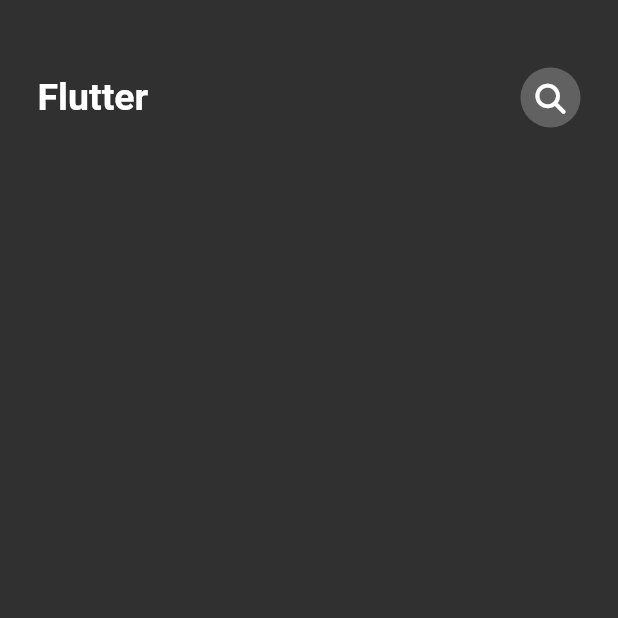
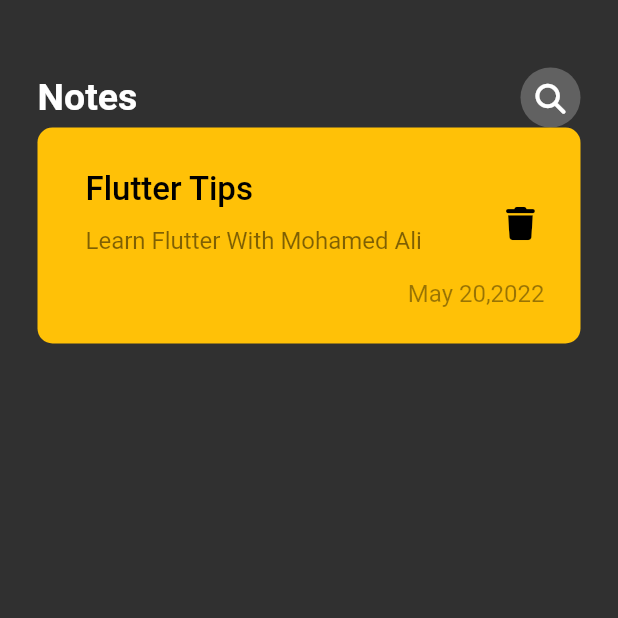
Before and after one commit to Mohamed-Yassien/notes_app, a Flutter app: the screen it shows after launch, on a phone screen of 412 x 824 dp, the top half of it. Run offline on Flutter 3.47's test engine with Material 2 defaults, Android fonts, the phone set to English and light mode, and no system bars; our stand-ins replace font_awesome_flutter.

Commit message:
add custom note item

```diff
--- a/lib/views/notes_view.dart
+++ b/lib/views/notes_view.dart
@@ -1,8 +1,6 @@
 import 'package:flutter/material.dart';
-import 'package:flutter/src/foundation/key.dart';
-import 'package:flutter/src/widgets/framework.dart';
-import 'package:font_awesome_flutter/font_awesome_flutter.dart';
 import 'package:notes_app_with_bloc/widgets/custom_app_bar.dart';
+import 'package:notes_app_with_bloc/widgets/custom_note_item.dart';
 
 class NotesView extends StatelessWidget {
   const NotesView({Key? key}) : super(key: key);
@@ -20,6 +18,7 @@
         child: Column(
           children: const [
             CustomAppBar(),
+            CustomNoteItem(),
           ],
         ),
       ),
--- a/lib/widgets/custom_app_bar.dart
+++ b/lib/widgets/custom_app_bar.dart
@@ -12,7 +12,7 @@
       mainAxisAlignment: MainAxisAlignment.spaceBetween,
       children: [
         const Text(
-          'Flutter',
+          'Notes',
           style: TextStyle(
             fontSize: 25,
             fontWeight: FontWeight.bold,
--- /dev/null
+++ b/lib/widgets/custom_note_item.dart
@@ -0,0 +1,67 @@
+import 'package:flutter/material.dart';
+import 'package:font_awesome_flutter/font_awesome_flutter.dart';
+
+class CustomNoteItem extends StatelessWidget {
+  const CustomNoteItem({
+    Key? key,
+  }) : super(key: key);
+
+  @override
+  Widget build(BuildContext context) {
+    return Container(
+      decoration: BoxDecoration(
+        borderRadius: BorderRadius.circular(10),
+        color: Colors.amber,
+      ),
+      padding: const EdgeInsets.only(
+        left: 16,
+        top: 24,
+        bottom: 24,
+      ),
+      child: Column(
+        crossAxisAlignment: CrossAxisAlignment.end,
+        children: [
+          ListTile(
+            title: const Text(
+              'Flutter Tips',
+              style: TextStyle(
+                fontSize: 22,
+                fontWeight: FontWeight.w500,
+                color: Colors.black,
+              ),
+            ),
+            subtitle: Padding(
+              padding: const EdgeInsets.symmetric(
+                vertical: 12,
+              ),
+              child: Text(
+                'Learn Flutter With Mohamed Ali',
+                style: TextStyle(
+                  fontSize: 16,
+                  color: Colors.black.withOpacity(.5),
+                ),
+              ),
+            ),
+            trailing: IconButton(
+              onPressed: () {},
+              icon: const Icon(
+                FontAwesomeIcons.trash,
+                size: 22,
+                color: Colors.black,
+              ),
+            ),
+          ),
+          Padding(
+            padding: const EdgeInsets.only(right: 24),
+            child: Text(
+              'May 20,2022',
+              style:
+                  TextStyle(fontSize: 16, color: Colors.black.withOpacity(.4)),
+              textAlign: TextAlign.end,
+            ),
+          )
+        ],
+      ),
+    );
+  }
+}
```
